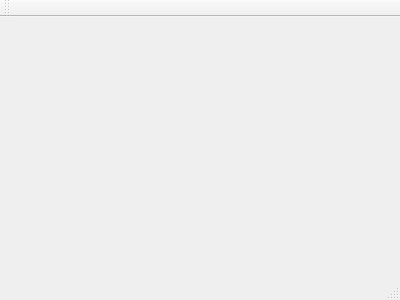
Before: the Qt Designer form mainwindow.ui in woipot/6sem_PlotsBase, drawn with Qt 5.
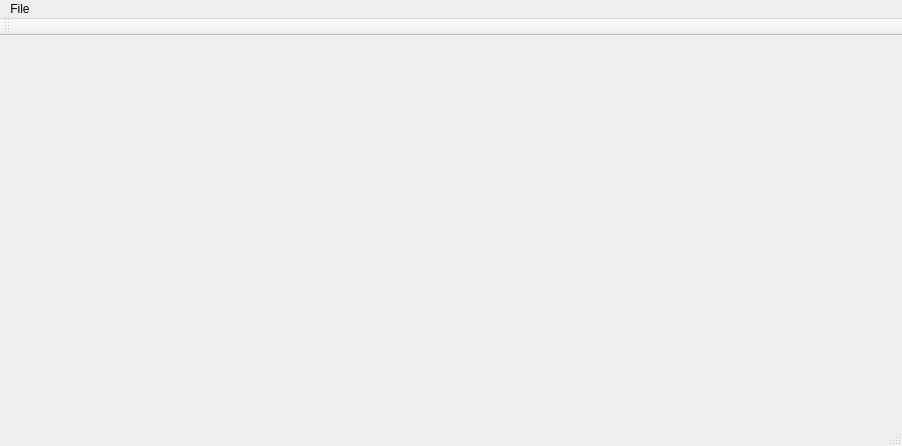
After: the same form once the commit is applied. Custom widgets are drawn as their Qt base class.

```diff
--- a/mainwindow.ui
+++ b/mainwindow.ui
@@ -1,24 +1,76 @@
 <ui version="4.0">
  <class>MainWindow</class>
- <widget class="QMainWindow" name="MainWindow" >
-  <property name="geometry" >
+ <widget class="QMainWindow" name="MainWindow">
+  <property name="geometry">
    <rect>
     <x>0</x>
     <y>0</y>
-    <width>400</width>
-    <height>300</height>
+    <width>902</width>
+    <height>446</height>
    </rect>
   </property>
   <property name="windowTitle" >
    <string>MainWindow</string>
   </property>
-  <widget class="QMenuBar" name="menuBar" />
-  <widget class="QToolBar" name="mainToolBar" />
-  <widget class="QWidget" name="centralWidget" />
-  <widget class="QStatusBar" name="statusBar" />
+  <widget class="QWidget" name="centralWidget">
+   <widget class="QCustomPlot" name="plotWidget" native="true">
+    <property name="geometry">
+     <rect>
+      <x>10</x>
+      <y>10</y>
+      <width>561</width>
+      <height>351</height>
+     </rect>
+    </property>
+   </widget>
+  </widget>
+  <widget class="QMenuBar" name="menuBar">
+   <property name="geometry">
+    <rect>
+     <x>0</x>
+     <y>0</y>
+     <width>902</width>
+     <height>26</height>
+    </rect>
+   </property>
+   <widget class="QMenu" name="menuFile">
+    <property name="title">
+     <string>File</string>
+    </property>
+    <addaction name="actionLoad"/>
+    <addaction name="actionSave"/>
+   </widget>
+   <addaction name="menuFile"/>
+  </widget>
+  <widget class="QToolBar" name="mainToolBar">
+   <attribute name="toolBarArea">
+    <enum>TopToolBarArea</enum>
+   </attribute>
+   <attribute name="toolBarBreak">
+    <bool>false</bool>
+   </attribute>
+  </widget>
+  <widget class="QStatusBar" name="statusBar"/>
+  <action name="actionLoad">
+   <property name="text">
+    <string>Load</string>
+   </property>
+  </action>
+  <action name="actionSave">
+   <property name="text">
+    <string>Save</string>
+   </property>
+  </action>
  </widget>
- <layoutDefault spacing="6" margin="11" />
- <pixmapfunction></pixmapfunction>
+ <layoutdefault spacing="6" margin="11"/>
+ <customwidgets>
+  <customwidget>
+   <class>QCustomPlot</class>
+   <extends>QWidget</extends>
+   <header>qplot/qcustomplot.h</header>
+   <container>1</container>
+  </customwidget>
+ </customwidgets>
  <resources/>
  <connections/>
 </ui>
```
Left out of the diff: 3 changed lines with no effect on the pictures.
